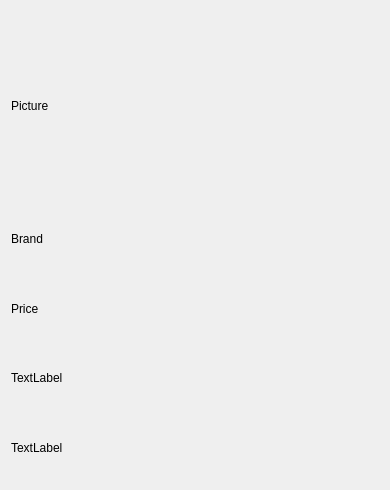
Old version of the form UI_Form/car_description.ui in the repository Eggceptional14/CanRentalApp.
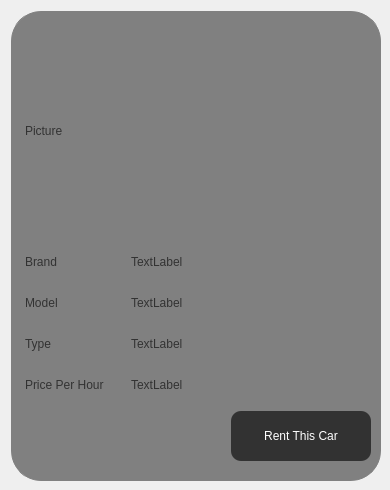
New version of the form.

```diff
--- a/UI_Form/car_description.ui
+++ b/UI_Form/car_description.ui
@@ -25,19 +25,58 @@
   <property name="windowTitle">
    <string>Form</string>
   </property>
+  <property name="styleSheet">
+   <string notr="true">QFrame{
+	background: grey;
+	border: 1px solid grey;
+	border-radius: 30px;
+	padding: 0px;
+}
+
+QLabel {
+	color: #323232;
+}</string>
+  </property>
   <layout class="QVBoxLayout" name="verticalLayout">
    <item>
+    <widget class="QFrame" name="frame">
+     <property name="sizePolicy">
+      <sizepolicy hsizetype="Preferred" vsizetype="Preferred">
+       <horstretch>0</horstretch>
+       <verstretch>0</verstretch>
+      </sizepolicy>
+     </property>
+     <property name="minimumSize">
+      <size>
+       <width>370</width>
+       <height>470</height>
+      </size>
+     </property>
+     <property name="maximumSize">
+      <size>
+       <width>370</width>
+       <height>470</height>
+      </size>
+     </property>
+     <property name="frameShape">
+      <enum>QFrame::StyledPanel</enum>
+     </property>
+     <property name="frameShadow">
+      <enum>QFrame::Raised</enum>
+     </property>
+     <layout class="QVBoxLayout" name="verticalLayout_2">
+      <item>
     <widget class="QLabel" name="label">
      <property name="minimumSize">
       <size>
-       <width>370</width>
-       <height>190</height>
+          <width>350</width>
+          <height>210</height>
       </size>
      </property>
      <property name="maximumSize">
       <size>
-       <width>370</width>
-       <height>190</height>
+          <width>350</width>
+          <height>210</height>
       </size>
      </property>
      <property name="text">
@@ -49,19 +88,81 @@
     <layout class="QHBoxLayout" name="horizontalLayout">
      <item>
       <widget class="QLabel" name="label_2">
+          <property name="minimumSize">
+           <size>
+            <width>100</width>
+            <height>30</height>
+           </size>
+          </property>
+          <property name="maximumSize">
+           <size>
+            <width>100</width>
+            <height>30</height>
+           </size>
+          </property>
        <property name="text">
         <string>Brand</string>
        </property>
       </widget>
      </item>
+        <item>
+         <widget class="QLabel" name="brandLabel">
+          <property name="minimumSize">
+           <size>
+            <width>0</width>
+            <height>30</height>
+           </size>
+          </property>
+          <property name="maximumSize">
+           <size>
+            <width>16777215</width>
+            <height>30</height>
+           </size>
+          </property>
+          <property name="text">
+           <string>TextLabel</string>
+          </property>
+         </widget>
+        </item>
     </layout>
    </item>
    <item>
     <layout class="QHBoxLayout" name="horizontalLayout_2">
      <item>
       <widget class="QLabel" name="label_3">
+          <property name="minimumSize">
+           <size>
+            <width>100</width>
+            <height>30</height>
+           </size>
+          </property>
+          <property name="maximumSize">
+           <size>
+            <width>100</width>
+            <height>30</height>
+           </size>
+          </property>
        <property name="text">
-        <string>Price</string>
+           <string>Model</string>
+          </property>
+         </widget>
+        </item>
+        <item>
+         <widget class="QLabel" name="modelLabel">
+          <property name="minimumSize">
+           <size>
+            <width>0</width>
+            <height>30</height>
+           </size>
+          </property>
+          <property name="maximumSize">
+           <size>
+            <width>16777215</width>
+            <height>30</height>
+           </size>
+          </property>
+          <property name="text">
+           <string>TextLabel</string>
        </property>
       </widget>
      </item>
@@ -71,6 +172,37 @@
     <layout class="QHBoxLayout" name="horizontalLayout_3">
      <item>
       <widget class="QLabel" name="label_4">
+          <property name="minimumSize">
+           <size>
+            <width>100</width>
+            <height>30</height>
+           </size>
+          </property>
+          <property name="maximumSize">
+           <size>
+            <width>100</width>
+            <height>30</height>
+           </size>
+          </property>
+          <property name="text">
+           <string>Type</string>
+          </property>
+         </widget>
+        </item>
+        <item>
+         <widget class="QLabel" name="typeLabel">
+          <property name="minimumSize">
+           <size>
+            <width>0</width>
+            <height>30</height>
+           </size>
+          </property>
+          <property name="maximumSize">
+           <size>
+            <width>16777215</width>
+            <height>30</height>
+           </size>
+          </property>
        <property name="text">
         <string>TextLabel</string>
        </property>
@@ -79,15 +211,102 @@
     </layout>
    </item>
    <item>
-    <layout class="QHBoxLayout" name="horizontalLayout_4">
+       <layout class="QHBoxLayout" name="horizontalLayout_5">
      <item>
       <widget class="QLabel" name="label_5">
+          <property name="minimumSize">
+           <size>
+            <width>0</width>
+            <height>30</height>
+           </size>
+          </property>
+          <property name="maximumSize">
+           <size>
+            <width>100</width>
+            <height>30</height>
+           </size>
+          </property>
+          <property name="text">
+           <string>Price Per Hour</string>
+          </property>
+         </widget>
+        </item>
+        <item>
+         <widget class="QLabel" name="pphLabel">
+          <property name="minimumSize">
+           <size>
+            <width>0</width>
+            <height>30</height>
+           </size>
+          </property>
+          <property name="maximumSize">
+           <size>
+            <width>16777215</width>
+            <height>30</height>
+           </size>
+          </property>
        <property name="text">
         <string>TextLabel</string>
        </property>
       </widget>
      </item>
     </layout>
+      </item>
+      <item>
+       <layout class="QHBoxLayout" name="horizontalLayout_4">
+        <item>
+         <spacer name="horizontalSpacer">
+          <property name="orientation">
+           <enum>Qt::Horizontal</enum>
+          </property>
+          <property name="sizeHint" stdset="0">
+           <size>
+            <width>40</width>
+            <height>20</height>
+           </size>
+          </property>
+         </spacer>
+        </item>
+        <item>
+         <widget class="QPushButton" name="rentButton">
+          <property name="minimumSize">
+           <size>
+            <width>140</width>
+            <height>50</height>
+           </size>
+          </property>
+          <property name="maximumSize">
+           <size>
+            <width>140</width>
+            <height>50</height>
+           </size>
+          </property>
+          <property name="styleSheet">
+           <string notr="true">QPushButton {
+	color: white;
+	background-color: #323232;
+	border-color: grey;
+	border-radius: 10px;
+	padding: 0px;
+}
+
+QPushButton:pressed {
+	color: white;
+	background-color: #232323;
+	border-color: grey;
+	border-radius: 10px;
+	padding: 0px;
+}</string>
+          </property>
+          <property name="text">
+           <string>Rent This Car</string>
+          </property>
+         </widget>
+        </item>
+       </layout>
+      </item>
+     </layout>
+    </widget>
    </item>
   </layout>
  </widget>
```
Lines whose indentation alone changed are shown as unchanged.
